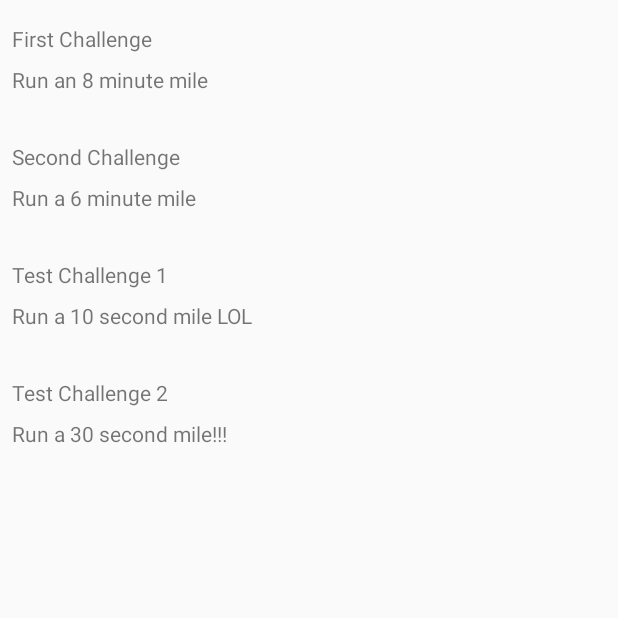
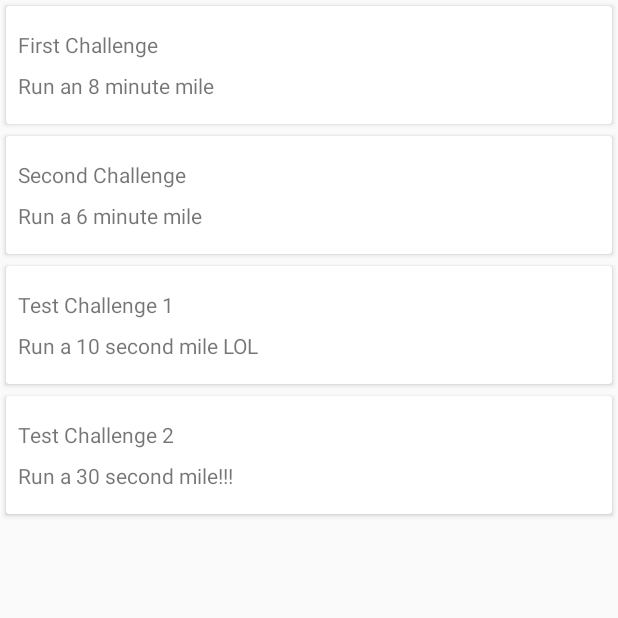
Before and after one commit to PopularPenguin/RunApp, an Android app: the screen it shows after launch (ListActivity), on a phone screen of 412 x 824 dp, the top half of it. Run offline under Robolectric (Android 15) with nearby library versions, the phone set to English and light mode, and no system bars; our stand-ins replace ButterKnife.

Commit message:
Add a card and animation to the RecyclerView

```diff
--- a/app/src/main/java/com/popularpenguin/runapp/data/Challenge.java
+++ b/app/src/main/java/com/popularpenguin/runapp/data/Challenge.java
@@ -5,11 +5,6 @@ import android.os.Parcelable;
 
 /** Describes the challenge */
 public class Challenge implements Parcelable {
-    public static final String NAME_KEY = "name";
-    public static final String DESCRIPTION_KEY = "description";
-    public static final String COMPLETION_TIME_KEY = "timeToComplete";
-    public static final String COMPLETED_KEY = "completed";
-
     private String name;
     private String description;
     private long timeToComplete;
--- a/app/src/main/java/com/popularpenguin/runapp/map/MapService.java
+++ b/app/src/main/java/com/popularpenguin/runapp/map/MapService.java
@@ -20,6 +20,7 @@ class MapService implements OnMapReadyCallback {
     @Override
     public void onMapReady(GoogleMap googleMap) {
         mGoogleMap = googleMap;
+        mGoogleMap.getUiSettings().setAllGesturesEnabled(false);
 
         mOnReadyListener.onMapReady(mGoogleMap);
     }
--- a/app/src/main/java/com/popularpenguin/runapp/map/RunTracker.java
+++ b/app/src/main/java/com/popularpenguin/runapp/map/RunTracker.java
@@ -330,7 +330,7 @@ public class RunTracker implements LocationService.ConnectionStatus,
                 .target(new LatLng(location.getLatitude(), location.getLongitude()))
                 .bearing(0f)
                 .tilt(45f)
-                .zoom(17f)
+                .zoom(15f)
                 .build();
 
         mGoogleMap.moveCamera(CameraUpdateFactory.newCameraPosition(cameraPosition));
--- a/app/src/main/java/com/popularpenguin/runapp/view/ChallengeAdapter.java
+++ b/app/src/main/java/com/popularpenguin/runapp/view/ChallengeAdapter.java
@@ -5,6 +5,8 @@ import android.support.v7.widget.RecyclerView;
 import android.view.LayoutInflater;
 import android.view.View;
 import android.view.ViewGroup;
+import android.view.animation.Animation;
+import android.view.animation.AnimationUtils;
 import android.widget.TextView;
 
 import com.popularpenguin.runapp.R;
@@ -23,6 +25,7 @@ public class ChallengeAdapter extends RecyclerView.Adapter<ChallengeAdapter.Chal
 
     private final List<Challenge> mChallengeList;
     private final ChallengeAdapterOnClickHandler mClickHandler;
+    private int lastPosition = -1; // save the last view position for animations
 
     public ChallengeAdapter(List<Challenge> challengeList, ChallengeAdapterOnClickHandler handler) {
         mChallengeList = challengeList;
@@ -44,13 +47,27 @@ public class ChallengeAdapter extends RecyclerView.Adapter<ChallengeAdapter.Chal
         Challenge challenge = mChallengeList.get(position);
 
         holder.bind(challenge);
+
+        setAnimation(holder.itemView, position);
     }
-
-    // TODO: Set animation (refer to XYZ Reader's ReaderAdapter class)
 
     @Override
     public int getItemCount() {
         return mChallengeList.size();
+    }
+
+    @Override
+    public void onViewDetachedFromWindow(@NonNull ChallengeViewHolder holder) {
+        holder.clearAnimation();
+    }
+
+    private void setAnimation(View view, int position) {
+        if (position > lastPosition) {
+            Animation animation = AnimationUtils.loadAnimation(view.getContext(),
+                    R.anim.slide_up_bottom);
+            view.startAnimation(animation);
+            lastPosition = position;
+        }
     }
 
     class ChallengeViewHolder extends RecyclerView.ViewHolder implements View.OnClickListener {
--- /dev/null
+++ b/app/src/main/res/anim/slide_up_bottom.xml
@@ -0,0 +1,15 @@
+<?xml version="1.0" encoding="utf-8"?>
+
+<set xmlns:android="http://schemas.android.com/apk/res/android"
+     android:duration="500"
+     android:interpolator="@android:anim/accelerate_decelerate_interpolator">
+
+    <alpha
+        android:fromAlpha="0"
+        android:toAlpha="1"/>
+
+    <translate
+        android:fromYDelta="100%"
+        android:toYDelta="0"/>
+
+</set>
--- a/app/src/main/res/layout/activity_list.xml
+++ b/app/src/main/res/layout/activity_list.xml
@@ -8,6 +8,4 @@
     android:scrollbars="vertical"
     tools:context="com.popularpenguin.runapp.view.ListActivity">
 
-
-
 </android.support.v7.widget.RecyclerView>
--- a/app/src/main/res/layout/list_item.xml
+++ b/app/src/main/res/layout/list_item.xml
@@ -1,8 +1,23 @@
 <?xml version="1.0" encoding="utf-8"?>
-<android.support.constraint.ConstraintLayout
+
+<FrameLayout
     xmlns:android="http://schemas.android.com/apk/res/android"
     xmlns:app="http://schemas.android.com/apk/res-auto"
     xmlns:tools="http://schemas.android.com/tools"
+    android:layout_width="match_parent"
+    android:layout_height="wrap_content">
+
+    <android.support.v7.widget.CardView
+        xmlns:card_view="https://schemas.android.com/apk/res-auto"
+        android:layout_width="match_parent"
+        android:layout_height="wrap_content"
+        android:layout_margin="@dimen/card_margin"
+        app:cardElevation="@dimen/card_elevation"
+        card_view:cardBackgroundColor="@color/white"
+        card_view:cardCornerRadius="@dimen/card_corner_radius">
+
+        <android.support.constraint.ConstraintLayout
+
             android:layout_width="match_parent"
             android:layout_height="wrap_content">
 
@@ -12,9 +27,9 @@
                 android:layout_height="wrap_content"
                 android:layout_marginStart="8dp"
                 android:layout_marginTop="16dp"
-        tools:text="Name"
                 app:layout_constraintStart_toStartOf="parent"
-        app:layout_constraintTop_toTopOf="parent"/>
+                app:layout_constraintTop_toTopOf="parent"
+                tools:text="Name"/>
 
             <TextView
                 android:id="@+id/tv_item_description"
@@ -27,5 +42,6 @@
                 app:layout_constraintTop_toBottomOf="@+id/tv_item_name"
                 tools:text="Description"/>
 
-
         </android.support.constraint.ConstraintLayout>
+    </android.support.v7.widget.CardView>
+</FrameLayout>
--- a/app/src/main/res/values/colors.xml
+++ b/app/src/main/res/values/colors.xml
@@ -3,4 +3,7 @@
     <color name="colorPrimary">#3F51B5</color>
     <color name="colorPrimaryDark">#303F9F</color>
     <color name="colorAccent">#FF4081</color>
+
+    <color name="black">#000000</color>
+    <color name="white">#FFFFFF</color>
 </resources>
--- a/app/src/main/res/values/dimens.xml
+++ b/app/src/main/res/values/dimens.xml
@@ -5,7 +5,9 @@
     <!-- General -->
     <dimen name="app_bar_elevation">4dp</dimen>
     <dimen name="recycler_elevation">2dp</dimen>
+    <dimen name="text_margin">8dp</dimen>
 
+    <!-- List Activity -->
     <dimen name="card_margin">4dp</dimen>
     <dimen name="card_corner_radius">6dp</dimen>
     <dimen name="card_elevation">2dp</dimen>
--- a/build.gradle
+++ b/build.gradle
@@ -8,7 +8,7 @@ buildscript {
         jcenter()
     }
     dependencies {
-        classpath 'com.android.tools.build:gradle:3.1.0'
+        classpath 'com.android.tools.build:gradle:3.1.1'
 
 
         // NOTE: Do not place your application dependencies here; they belong
```
Lines whose indentation alone changed are shown as unchanged.
